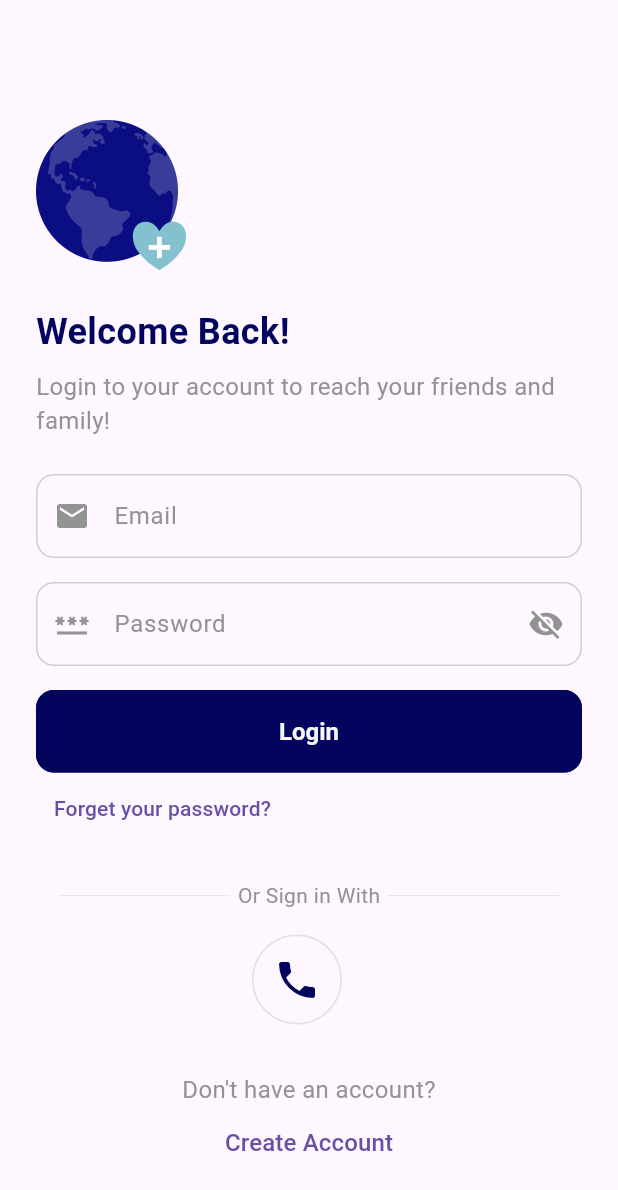
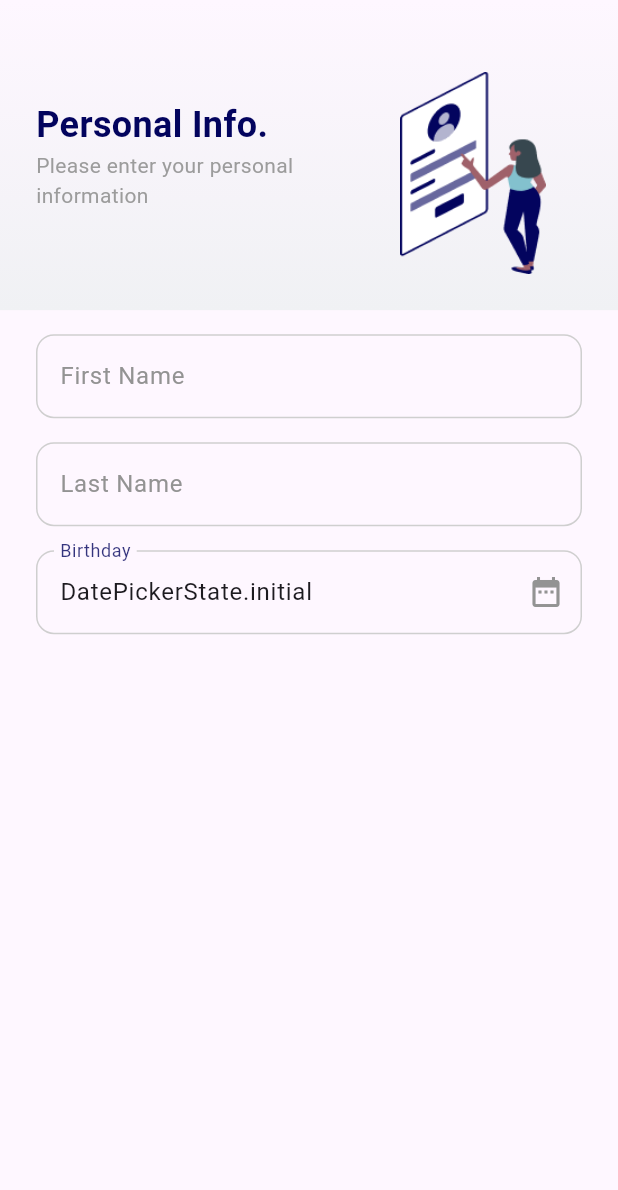
Before and after one commit to Bisho-George/Estegatha-mobile-application, a Flutter app: the screen it shows after launch, after a tap on "Create Account", on a phone screen of 412 x 824 dp. Shown: the top 1190 px of the screen. Run offline on Flutter 3.47's test engine with Material 3 defaults, Android fonts, the phone set to English and light mode, and no system bars; drawn by our look-alikes of modal_progress_hud_nsn; our stand-ins replace bloc, flutter_bloc.

Commit message:
Add sign up header and some input fields

```diff
--- a/lib/features/forget-password/presentation/pages/mail_sent_page.dart
+++ b/lib/features/forget-password/presentation/pages/mail_sent_page.dart
@@ -1,6 +1,6 @@
 import 'dart:ui';
 
-import 'package:estegatha/features/sign-in/presentation/pages/sing_in_page.dart';
+import 'package:estegatha/features/sign-in/presentation/pages/sign_in_page.dart';
 import 'package:estegatha/utils/common/widgets/custom_elevated_button.dart';
 import 'package:estegatha/utils/constant/image_strings.dart';
 import 'package:flutter/cupertino.dart';
--- a/lib/features/sign-in/presentation/pages/sing_in_page.dart
+++ b/lib/features/sign-in/presentation/pages/sign_in_page.dart
@@ -3,6 +3,7 @@ import 'package:estegatha/features/sign-in/presentation/pages/widgets/sign_in_fo
 import 'package:estegatha/features/sign-in/presentation/pages/widgets/sign_in_header.dart';
 import 'package:estegatha/features/sign-in/presentation/pages/widgets/sign_in_with.dart';
 import 'package:estegatha/features/sign-in/presentation/veiw_models/login_cubit/login_cubit.dart';
+import 'package:estegatha/features/sign-up/presentation/views/personal_info.dart';
 import 'package:estegatha/home_page.dart';
 import 'package:estegatha/utils/constant/colors.dart';
 import 'package:estegatha/utils/constant/sizes.dart';
@@ -86,6 +87,10 @@ class SignInPage extends StatelessWidget {
                             TextButton(
                               onPressed: () {
                                 // TODO: Navigate to sign up page
+                                Navigator.push(context, MaterialPageRoute(builder: (context) {
+                                  return SignUpView();
+                                }));
+
                               },
                               child: const Text(
                                 "Create Account",
--- a/lib/features/sign-in/presentation/pages/widgets/sign_in_with.dart
+++ b/lib/features/sign-in/presentation/pages/widgets/sign_in_with.dart
@@ -1,5 +1,5 @@
 import 'package:estegatha/features/sign-in/presentation/pages/sign_in_with_phone_page.dart';
-import 'package:estegatha/features/sign-in/presentation/pages/sing_in_page.dart';
+import 'package:estegatha/features/sign-in/presentation/pages/sign_in_page.dart';
 import 'package:estegatha/utils/constant/colors.dart';
 import 'package:estegatha/utils/constant/sizes.dart';
 import 'package:flutter/material.dart';
--- /dev/null
+++ b/lib/features/sign-up/cubit/date_picker/date_picker_cubit.dart
@@ -0,0 +1,29 @@
+import 'package:flutter/material.dart';
+import 'package:flutter_bloc/flutter_bloc.dart';
+
+enum DatePickerState { initial, selectingDate, dateSelected }
+
+class DatePickerCubit extends Cubit<DatePickerState> {
+  DatePickerCubit() : super(DatePickerState.initial);
+
+  Future<void> selectDate(BuildContext context) async {
+    final DateTime? pickedDate = await showDatePicker(
+      context: context,
+      initialDate: DateTime.now(),
+      firstDate: DateTime(1900),
+      lastDate: DateTime.now(),
+    );
+
+    if (pickedDate != null) {
+      emit(DatePickerState.dateSelected);
+    }
+
+    // Regardless of whether a date was picked or not, return to initial state
+    emit(DatePickerState.initial);
+  }
+
+
+  void dateSelected() {
+    emit(DatePickerState.initial);
+  }
+}
--- /dev/null
+++ b/lib/features/sign-up/presentation/view_models/sign_up_view_model.dart
@@ -0,0 +1,19 @@
+import 'package:flutter/material.dart';
+
+class SignUpViewModel {
+  final GlobalKey<FormState>_formKey = GlobalKey<FormState>();
+
+  String? firstName;
+  String? lastName;
+  DateTime? birthDate;
+  String? phoneNumber;
+  String? email;
+  String? password;
+  String? otp;
+  String? address;
+
+  GlobalKey<FormState> get formKey => _formKey;
+
+
+
+}
--- /dev/null
+++ b/lib/features/sign-up/presentation/views/personal_info.dart
@@ -0,0 +1,99 @@
+import 'package:estegatha/features/sign-up/cubit/date_picker/date_picker_cubit.dart';
+import 'package:estegatha/features/sign-up/presentation/view_models/sign_up_view_model.dart';
+import 'package:estegatha/features/sign-up/presentation/views/widgets/sign_up_header.dart';
+import 'package:estegatha/utils/common/widgets/custom_text_field.dart';
+import 'package:estegatha/utils/constant/sizes.dart';
+import 'package:flutter/material.dart';
+import 'package:flutter_bloc/flutter_bloc.dart'; // Import Flutter Bloc
+
+import '../../../../utils/helpers/validation.dart';
+
+class SignUpView extends StatelessWidget {
+  SignUpViewModel data = SignUpViewModel();
+
+  SignUpView({Key? key});
+
+  @override
+  Widget build(BuildContext context) {
+    return Scaffold(
+      body: SafeArea(
+        child: BlocProvider<DatePickerCubit>(
+          create: (context) => DatePickerCubit(), // Provide DatePickerCubit
+          child: SingleChildScrollView(
+            child: Column(
+              children: [
+                const SignUpHeader(
+                  title: "Personal Info.",
+                  subtitle: "Please enter your personal information",
+                ),
+                const SizedBox(height: ConstantSizes.spaceBtwItems),
+                Padding(
+                  padding: const EdgeInsets.symmetric(
+                    horizontal: ConstantSizes.defaultSpace,
+                  ),
+                  child: Form(
+                    key: data.formKey,
+                    child: Column(
+                      children: [
+                        CustomTextField(
+                          labelText: "First Name",
+                          keyboardType: TextInputType.text,
+                          onChanged: (value) {
+                            data.firstName = value;
+                          },
+                          validator: (value) =>
+                              Validation.validateDefaultFields(
+                                  'First Name', value),
+                        ),
+                        const SizedBox(
+                          height: ConstantSizes.spaceBtwInputFields,
+                        ),
+                        CustomTextField(
+                          labelText: "Last Name",
+                          keyboardType: TextInputType.text,
+                          onChanged: (value) {
+                            data.lastName = value;
+                          },
+                          validator: (value) =>
+                              Validation.validateDefaultFields('Last Name', value),
+                        ),
+                        const SizedBox(
+                          height: ConstantSizes.spaceBtwInputFields,
+                        ),
+                        BlocBuilder<DatePickerCubit, DatePickerState>(
+                          builder: (context, selectedDate) {
+                            return CustomTextField(
+                              labelText: "Birthday",
+                              keyboardType: TextInputType.datetime,
+                              onChanged: (value) {
+                                data.birthDate = DateTime.parse(value);
+                              },
+                              validator: (value) =>
+                                  Validation.validateBirthdate(value),
+                              suffixIcon: IconButton(
+                                icon: Icon(Icons.date_range),
+                                onPressed: () {
+                                  // Show date picker
+                                  context.read<DatePickerCubit>().selectDate(context);
+                                },
+                              ),
+                              // Display selected date if available
+                              controller: TextEditingController(text: selectedDate?.toString()),
+                            );
+                          },
+                        ),
+                        const SizedBox(
+                          height: ConstantSizes.spaceBtwInputFields,
+                        ),
+                      ],
+                    ),
+                  ),
+                ),
+              ],
+            ),
+          ),
+        ),
+      ),
+    );
+  }
+}
--- /dev/null
+++ b/lib/features/sign-up/presentation/views/widgets/sign_up_header.dart
@@ -0,0 +1,70 @@
+import 'package:flutter/material.dart';
+
+import '../../../../../utils/constant/colors.dart';
+import '../../../../../utils/constant/image_strings.dart';
+import '../../../../../utils/constant/sizes.dart';
+
+class SignUpHeader extends StatelessWidget {
+  final String title;
+  final String subtitle;
+
+  const SignUpHeader({super.key, required this.title, required this.subtitle});
+
+  @override
+  Widget build(BuildContext context) {
+    return Container(
+      // height: 210,
+      padding: EdgeInsets.all(ConstantSizes.defaultSpace),
+      decoration: const BoxDecoration(
+        gradient: LinearGradient(
+          begin: Alignment(-0.00, 1.00),
+          end: Alignment(0, -1),
+          colors: [Color(0xFFF0F1F4), Color(0x00F0F1F4)],
+        ),
+      ),
+      child: Row(
+        children: [
+          Expanded(
+            flex: 2,
+            child: Column(
+              crossAxisAlignment: CrossAxisAlignment.start,
+              children: [
+                Text(title,
+                    style: const TextStyle(
+                      color: ConstantColors.primary,
+                      fontSize: ConstantSizes.headingMd,
+                      fontWeight: ConstantSizes.fontWeightSemiBold,
+                    )),
+                Text(
+                  subtitle,
+                  maxLines: 2,
+                  style: const TextStyle(
+                      fontSize: ConstantSizes.fontSizeSm,
+                      fontWeight: ConstantSizes.fontWeightRegular,
+                      color: ConstantColors.textSecondary),
+                )
+              ],
+            ),
+          ),
+          Expanded(
+            flex: 1,
+            child: Padding(
+              padding: const EdgeInsets.only(
+                  right: ConstantSizes.defaultSpace,
+                  top: ConstantSizes.defaultSpace
+              ),
+              child: Column(
+                children: [
+                  Image.asset(
+                    ConstantImages.signUpPng,
+                    fit: BoxFit.cover,
+                  ),
+                ],
+              ),
+            ),
+          )
+        ],
+      ),
+    );
+  }
+}
--- a/lib/main.dart
+++ b/lib/main.dart
@@ -1,6 +1,7 @@
 import 'package:estegatha/features/forget-password/presentation/veiw_models/forget-password/forget_password_cubit.dart';
-import 'package:estegatha/features/sign-in/presentation/pages/sing_in_page.dart';
+import 'package:estegatha/features/sign-in/presentation/pages/sign_in_page.dart';
 import 'package:estegatha/features/sign-in/presentation/veiw_models/login_cubit/login_cubit.dart';
+import 'package:estegatha/features/sign-up/cubit/date_picker/date_picker_cubit.dart';
 import 'package:flutter/material.dart';
 import 'package:flutter_bloc/flutter_bloc.dart';
 
@@ -24,6 +25,7 @@ class MyApp extends StatelessWidget {
         // Add more providers as needed
       ],
       child: MaterialApp(
+        debugShowCheckedModeBanner: false,
         title: 'Flutter Demo',
         home: SignInPage(),
       ),
--- a/lib/utils/constant/image_strings.dart
+++ b/lib/utils/constant/image_strings.dart
@@ -23,4 +23,9 @@ class ConstantImages {
   static const String signInPng = "assets/Welcome.png";
   static const String forgetPassword = "assets/Forgot_password.png";
   static const String mailSentPng = "assets/mail_sent.png";
+
+  // Sign up
+  static const String signUpPng = "assets/sign_up.png";
+
+
 }
--- a/lib/utils/helpers/validation.dart
+++ b/lib/utils/helpers/validation.dart
@@ -27,6 +27,34 @@ class Validation {
     return null;
   }
 
+  static String? validateDefaultFields(String? fieldType, String? value) {
+    if (value == null || value.isEmpty) {
+      return '$fieldType is required';
+    }
+    return null;
+  }
+
+  static String? validateBirthdate(String? value) {
+    if (value == null || value.isEmpty) {
+      return 'Please enter your birthday';
+    }
+
+    // Check if the entered value is in a valid date format
+    try {
+      DateTime birthday = DateTime.parse(value);
+      // Check if the entered date is not in the future
+      if (birthday.isAfter(DateTime.now())) {
+        return 'Birthday cannot be in the future';
+      }
+      // Optionally, you can add more validation rules, such as minimum age
+
+    } catch (e) {
+      return 'Please enter a valid date (YYYY-MM-DD)';
+    }
+
+    return null; // Return null if validation passes
+  }
+
   static String? validatePassword(String? value) {
     if (value == null || value.isEmpty) {
       return 'Password is required';
--- a/pubspec.yaml
+++ b/pubspec.yaml
@@ -62,7 +62,7 @@ flutter:
   # To add assets to your application, add an assets section, like this:
   assets:
     - assets/
-    - assets/logo.png
+
 
   # An image asset can refer to one or more resolution-specific "variants", see
   # https://flutter.dev/assets-and-images/#resolution-aware
```
Also changed, not shown: assets/sign_up.png (added).
